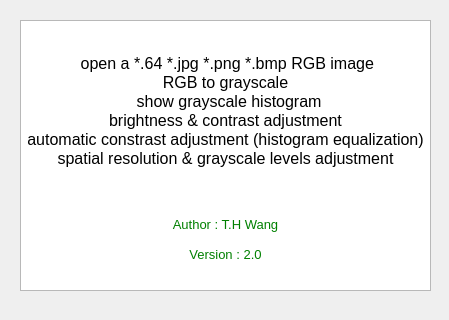
Qt form aboutdialog.ui (r05522814/Image_processing) before a commit.
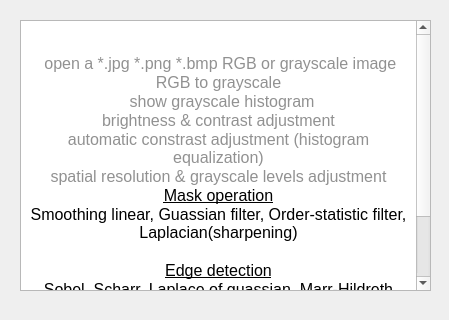
The same form after that commit.

What changed in the file:
```diff
--- a/aboutdialog.ui
+++ b/aboutdialog.ui
@@ -29,13 +29,17 @@
 &lt;/style&gt;&lt;/head&gt;&lt;body style=&quot; font-family:'PMingLiU'; font-size:9pt; font-weight:400; font-style:normal;&quot;&gt;
 &lt;p align=&quot;center&quot; style=&quot;-qt-paragraph-type:empty; margin-top:0px; margin-bottom:0px; margin-left:0px; margin-right:0px; -qt-block-indent:0; text-indent:0px;&quot;&gt;&lt;br /&gt;&lt;/p&gt;
 &lt;p align=&quot;center&quot; style=&quot;-qt-paragraph-type:empty; margin-top:0px; margin-bottom:0px; margin-left:0px; margin-right:0px; -qt-block-indent:0; text-indent:0px; font-size:10pt; color:#008000;&quot;&gt;&lt;br /&gt;&lt;/p&gt;
-&lt;p align=&quot;center&quot; style=&quot; margin-top:0px; margin-bottom:0px; margin-left:0px; margin-right:0px; -qt-block-indent:0; text-indent:0px;&quot;&gt;&lt;span style=&quot; font-size:10pt; color:#c0c0c0;&quot;&gt; &lt;/span&gt;&lt;span style=&quot; font-family:'Times New Roman,serif'; font-size:12pt;&quot;&gt;open a *.64 *.jpg *.png *.bmp RGB image&lt;/span&gt;&lt;/p&gt;
-&lt;p align=&quot;center&quot; style=&quot; margin-top:0px; margin-bottom:0px; margin-left:0px; margin-right:0px; -qt-block-indent:0; text-indent:0px;&quot;&gt;&lt;span style=&quot; font-family:'Times New Roman,serif'; font-size:12pt;&quot;&gt;RGB to grayscale&lt;/span&gt;&lt;/p&gt;
-&lt;p align=&quot;center&quot; style=&quot; margin-top:0px; margin-bottom:0px; margin-left:0px; margin-right:0px; -qt-block-indent:0; text-indent:0px;&quot;&gt;&lt;span style=&quot; font-size:10pt; color:#c0c0c0;&quot;&gt;  &lt;/span&gt;&lt;span style=&quot; font-family:'Times New Roman,serif'; font-size:12pt;&quot;&gt;show grayscale histogram&lt;/span&gt;&lt;/p&gt;
-&lt;p align=&quot;center&quot; style=&quot; margin-top:0px; margin-bottom:0px; margin-left:0px; margin-right:0px; -qt-block-indent:0; text-indent:0px;&quot;&gt;&lt;span style=&quot; font-family:'Times New Roman,serif'; font-size:12pt;&quot;&gt;brightness &amp;amp; contrast adjustment&lt;/span&gt;&lt;/p&gt;
-&lt;p align=&quot;center&quot; style=&quot; margin-top:0px; margin-bottom:0px; margin-left:0px; margin-right:0px; -qt-block-indent:0; text-indent:0px;&quot;&gt;&lt;span style=&quot; font-family:'Times New Roman,serif'; font-size:12pt;&quot;&gt;automatic constrast adjustment (histogram equalization)&lt;/span&gt;&lt;/p&gt;
-&lt;p align=&quot;center&quot; style=&quot; margin-top:0px; margin-bottom:0px; margin-left:0px; margin-right:0px; -qt-block-indent:0; text-indent:0px;&quot;&gt;&lt;span style=&quot; font-family:'Times New Roman,serif'; font-size:12pt;&quot;&gt;spatial resolution &amp;amp; grayscale levels adjustment&lt;/span&gt;&lt;/p&gt;
-&lt;p align=&quot;center&quot; style=&quot;-qt-paragraph-type:empty; margin-top:0px; margin-bottom:0px; margin-left:0px; margin-right:0px; -qt-block-indent:0; text-indent:0px; font-family:'Times New Roman,serif'; font-size:12pt;&quot;&gt;&lt;br /&gt;&lt;/p&gt;
+&lt;p align=&quot;center&quot; style=&quot; margin-top:0px; margin-bottom:0px; margin-left:0px; margin-right:0px; -qt-block-indent:0; text-indent:0px;&quot;&gt;&lt;span style=&quot; font-size:10pt; color:#919191;&quot;&gt; &lt;/span&gt;&lt;span style=&quot; font-family:'Times New Roman,serif'; font-size:12pt; color:#919191;&quot;&gt;open a *.jpg *.png *.bmp RGB or grayscale image&lt;/span&gt;&lt;/p&gt;
+&lt;p align=&quot;center&quot; style=&quot; margin-top:0px; margin-bottom:0px; margin-left:0px; margin-right:0px; -qt-block-indent:0; text-indent:0px;&quot;&gt;&lt;span style=&quot; font-family:'Times New Roman,serif'; font-size:12pt; color:#919191;&quot;&gt;RGB to grayscale&lt;/span&gt;&lt;/p&gt;
+&lt;p align=&quot;center&quot; style=&quot; margin-top:0px; margin-bottom:0px; margin-left:0px; margin-right:0px; -qt-block-indent:0; text-indent:0px;&quot;&gt;&lt;span style=&quot; font-size:10pt; color:#919191;&quot;&gt;  &lt;/span&gt;&lt;span style=&quot; font-family:'Times New Roman,serif'; font-size:12pt; color:#919191;&quot;&gt;show grayscale histogram&lt;/span&gt;&lt;/p&gt;
+&lt;p align=&quot;center&quot; style=&quot; margin-top:0px; margin-bottom:0px; margin-left:0px; margin-right:0px; -qt-block-indent:0; text-indent:0px;&quot;&gt;&lt;span style=&quot; font-family:'Times New Roman,serif'; font-size:12pt; color:#919191;&quot;&gt;brightness &amp;amp; contrast adjustment&lt;/span&gt;&lt;/p&gt;
+&lt;p align=&quot;center&quot; style=&quot; margin-top:0px; margin-bottom:0px; margin-left:0px; margin-right:0px; -qt-block-indent:0; text-indent:0px;&quot;&gt;&lt;span style=&quot; font-family:'Times New Roman,serif'; font-size:12pt; color:#919191;&quot;&gt;automatic constrast adjustment (histogram equalization)&lt;/span&gt;&lt;/p&gt;
+&lt;p align=&quot;center&quot; style=&quot; margin-top:0px; margin-bottom:0px; margin-left:0px; margin-right:0px; -qt-block-indent:0; text-indent:0px;&quot;&gt;&lt;span style=&quot; font-family:'Times New Roman,serif'; font-size:12pt; color:#919191;&quot;&gt;spatial resolution &amp;amp; grayscale levels adjustment&lt;/span&gt;&lt;/p&gt;
+&lt;p align=&quot;center&quot; style=&quot; margin-top:0px; margin-bottom:0px; margin-left:0px; margin-right:0px; -qt-block-indent:0; text-indent:0px;&quot;&gt;&lt;span style=&quot; font-family:'Times New Roman,serif'; font-size:12pt; text-decoration: underline; color:#000000;&quot;&gt;Mask operation&lt;/span&gt;&lt;/p&gt;
+&lt;p align=&quot;center&quot; style=&quot; margin-top:0px; margin-bottom:0px; margin-left:0px; margin-right:0px; -qt-block-indent:0; text-indent:0px;&quot;&gt;&lt;span style=&quot; font-family:'Times New Roman,serif'; font-size:12pt; color:#000000;&quot;&gt;Smoothing linear, Guassian filter, Order-statistic filter, Laplacian(sharpening)&lt;/span&gt;&lt;/p&gt;
+&lt;p align=&quot;center&quot; style=&quot;-qt-paragraph-type:empty; margin-top:0px; margin-bottom:0px; margin-left:0px; margin-right:0px; -qt-block-indent:0; text-indent:0px; font-family:'Times New Roman,serif'; font-size:12pt; color:#000000;&quot;&gt;&lt;br /&gt;&lt;/p&gt;
+&lt;p align=&quot;center&quot; style=&quot; margin-top:0px; margin-bottom:0px; margin-left:0px; margin-right:0px; -qt-block-indent:0; text-indent:0px;&quot;&gt;&lt;span style=&quot; font-family:'Times New Roman,serif'; font-size:12pt; text-decoration: underline; color:#000000;&quot;&gt;Edge detection&lt;/span&gt;&lt;/p&gt;
+&lt;p align=&quot;center&quot; style=&quot; margin-top:0px; margin-bottom:0px; margin-left:0px; margin-right:0px; -qt-block-indent:0; text-indent:0px;&quot;&gt;&lt;span style=&quot; font-family:'Times New Roman,serif'; font-size:12pt;&quot;&gt;Sobel, Scharr, Laplace of guassian, Marr-Hildreth&lt;/span&gt;&lt;/p&gt;
 &lt;p align=&quot;center&quot; style=&quot;-qt-paragraph-type:empty; margin-top:0px; margin-bottom:0px; margin-left:0px; margin-right:0px; -qt-block-indent:0; text-indent:0px; font-family:'Courier New'; font-size:10pt;&quot;&gt;&lt;br /&gt;&lt;/p&gt;
 &lt;p align=&quot;center&quot; style=&quot;-qt-paragraph-type:empty; margin-top:0px; margin-bottom:0px; margin-left:0px; margin-right:0px; -qt-block-indent:0; text-indent:0px; font-family:'Courier New'; font-size:10pt;&quot;&gt;&lt;br /&gt;&lt;/p&gt;
 &lt;p align=&quot;center&quot; style=&quot; margin-top:0px; margin-bottom:0px; margin-left:0px; margin-right:0px; -qt-block-indent:0; text-indent:0px;&quot;&gt;&lt;span style=&quot; font-family:'Courier New'; font-size:10pt; color:#008000;&quot;&gt;Author : T.H Wang&lt;/span&gt;&lt;/p&gt;
```
